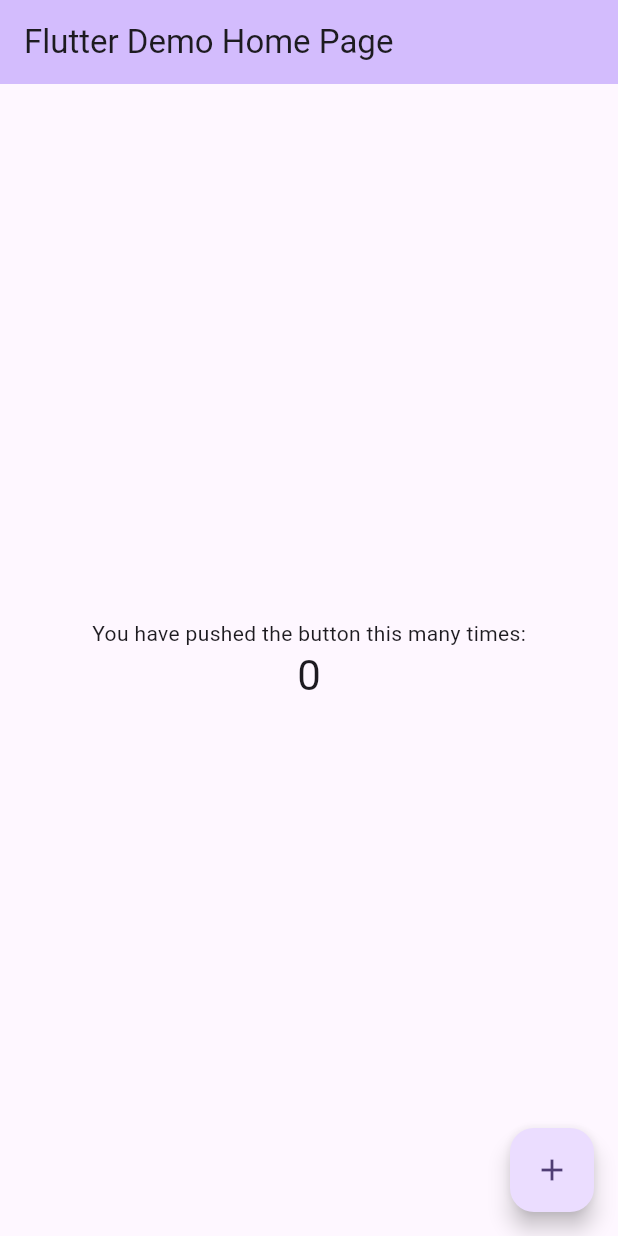
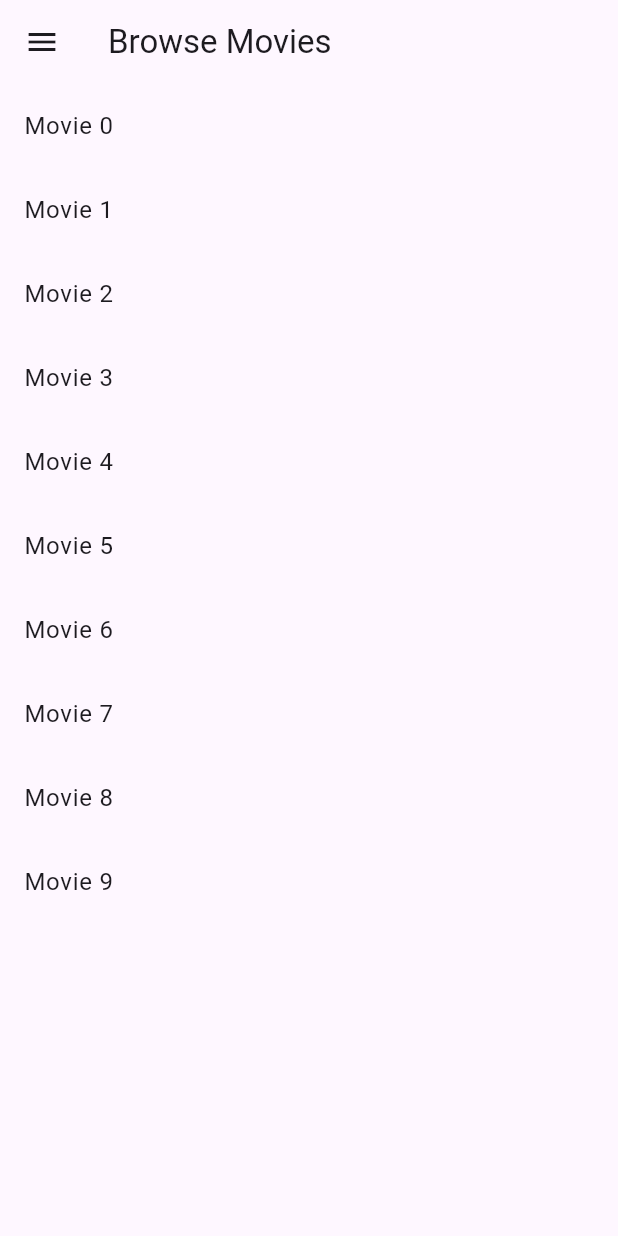
Before and after one commit to Ottsupi/movie_mite, a Flutter app: the screen it shows after launch, on a phone screen of 412 x 824 dp. Run offline on Flutter 3.47's test engine with Material 3 defaults, Android fonts, the phone set to English and light mode, and no system bars.

Commit message:
Implement minimum browse movies page

```diff
--- /dev/null
+++ b/lib/features/movie/presentation/pages/browse_movies_page.dart
@@ -0,0 +1,29 @@
+import 'package:flutter/material.dart';
+
+class BrowseMoviesPage extends StatelessWidget {
+  const BrowseMoviesPage({super.key});
+
+  @override
+  Widget build(BuildContext context) {
+    List<String> movieList = List.generate(10, (int i) => "Movie $i");
+
+    return Scaffold(
+      appBar: AppBar(
+        leading: IconButton(onPressed: () {}, icon: const Icon(Icons.menu)),
+        title: Text("Browse Movies"),
+      ),
+      body: RefreshIndicator(
+        onRefresh: () {
+          return Future.delayed(Durations.long1);
+        },
+        child: ListView.builder(
+          itemCount: movieList.length,
+          prototypeItem: ListTile(title: Text(movieList.first)),
+          itemBuilder: (context, index) {
+            return ListTile(title: Text(movieList[index]));
+          },
+        ),
+      ),
+    );
+  }
+}
--- a/lib/main.dart
+++ b/lib/main.dart
@@ -1,4 +1,5 @@
 import 'package:flutter/material.dart';
+import 'package:movie_mite/features/movie/presentation/pages/browse_movies_page.dart';
 
 void main() {
   runApp(const MyApp());
@@ -30,7 +31,7 @@ class MyApp extends StatelessWidget {
         // tested with just a hot reload.
         colorScheme: ColorScheme.fromSeed(seedColor: Colors.deepPurple),
       ),
-      home: const MyHomePage(title: 'Flutter Demo Home Page'),
+      home: const BrowseMoviesPage(),
     );
   }
 }
```
